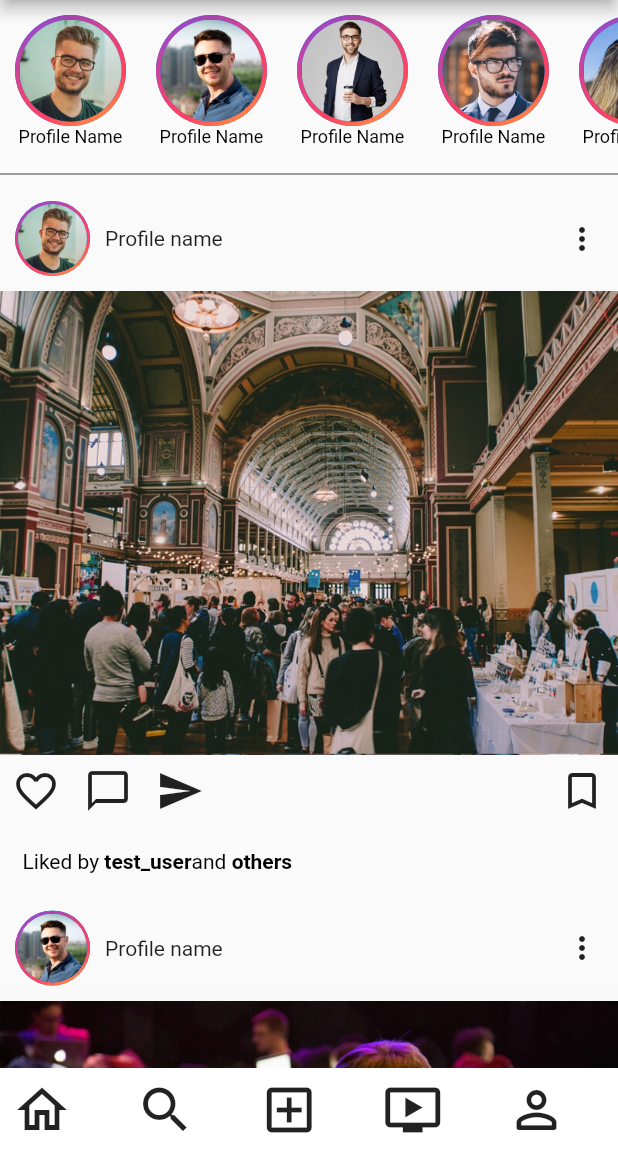
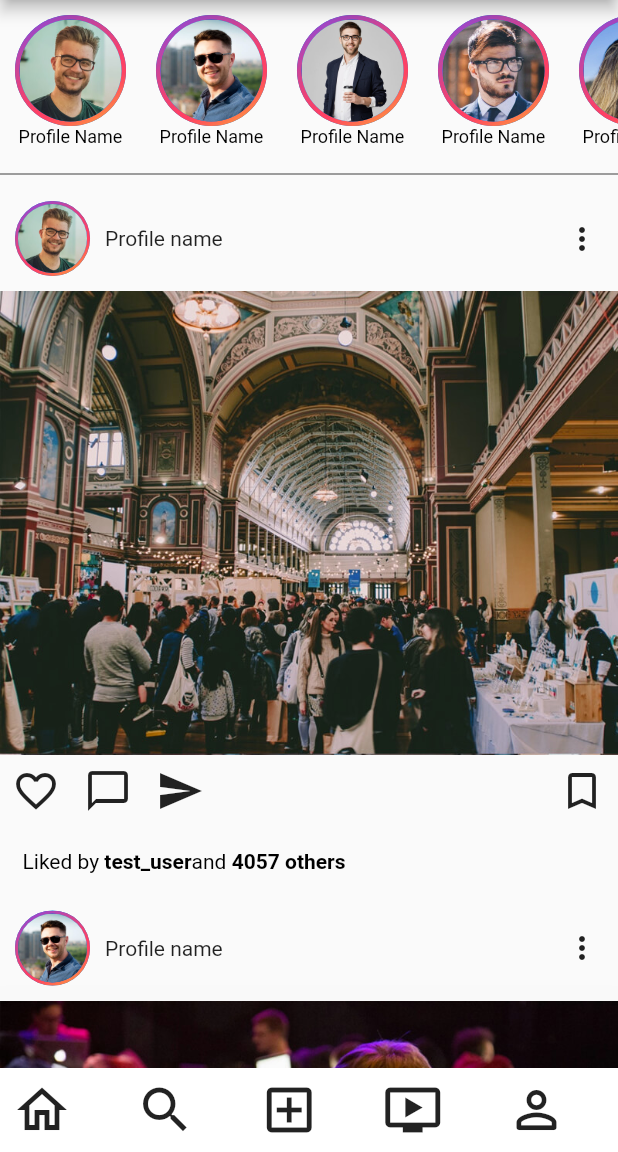
Before and after one commit to MoriKeli/instgram_app_clone, a Flutter app: the screen it shows after launch, on a phone screen of 412 x 824 dp, the part 84-1236 px from its top. Run offline on Flutter 3.47's test engine with Material 2 defaults, Android fonts, the light colour scheme and no system bars.

Commit message:
updated no. of likes

```diff
--- a/lib/screens/homepage.dart
+++ b/lib/screens/homepage.dart
@@ -86,7 +86,7 @@ class _HomepageState extends State<Homepage> {
             Divider(thickness: 0.5, color: Colors.black),
             Column(
               children: List.generate(
-                2,
+                7,
                 (index) => Column(
                   crossAxisAlignment: CrossAxisAlignment.start,
                   children: [
@@ -144,7 +144,7 @@ class _HomepageState extends State<Homepage> {
                                       ),
                                   ),
                                   TextSpan(text: "and "),
-                                  TextSpan(text: "others", style: TextStyle(fontWeight: FontWeight.bold)),
+                                  TextSpan(text: "4057 others", style: TextStyle(fontWeight: FontWeight.bold)),
 
                                 ]),
                           )
```
